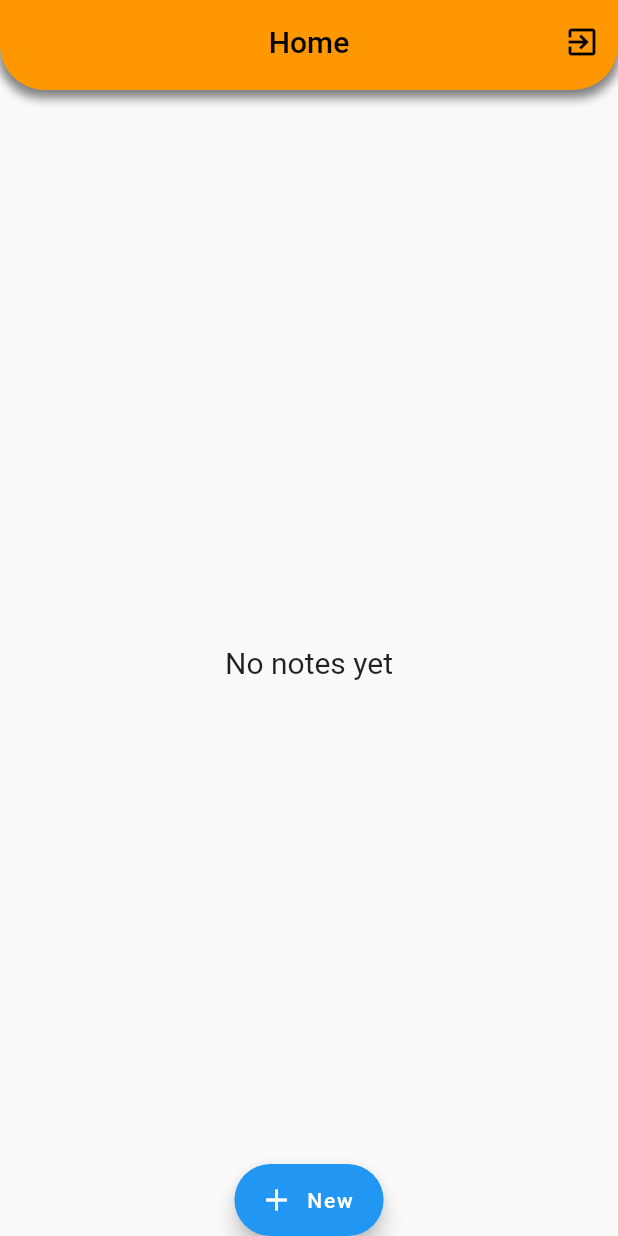
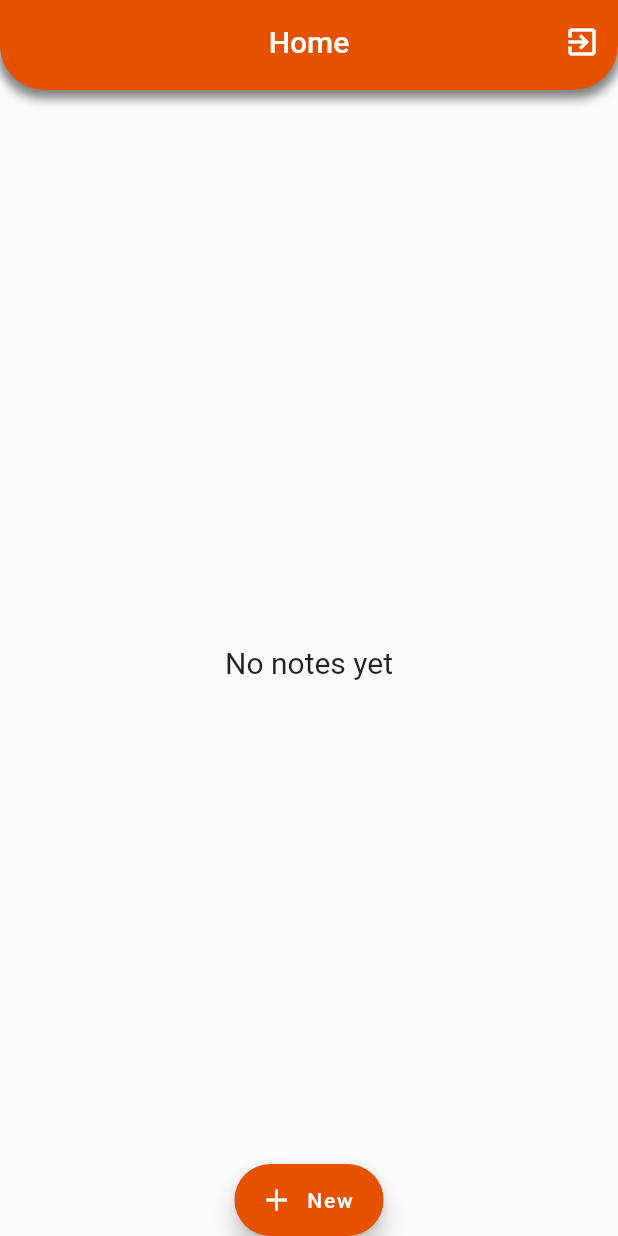
Before and after one commit to MuhammedFaseenCM/TodoApp_with_firebase, a Flutter app: the screen it shows once a user with an empty profile is signed in, on a phone screen of 412 x 824 dp. Run offline on Flutter 3.47's test engine with Material 2 defaults, Android fonts, the phone set to English and light mode, and no system bars; our stand-ins replace cloud_firestore, email_validator, firebase_auth, firebase_core, google_sign_in; accounts and stored records are empty.

```diff
--- a/lib/controller/signup/signup_function.dart
+++ b/lib/controller/signup/signup_function.dart
@@ -21,9 +21,8 @@ Future<void> signUp(
     );
   } on FirebaseAuthException catch (e) {
     Utils.showSnackBar(
+      e.message,
       context,
-
-      e.message,
       color: Colors.red[900],
       textColor: kwhiteColor,
     );
--- a/lib/main.dart
+++ b/lib/main.dart
@@ -1,9 +1,12 @@
 import 'package:firebase_auth/firebase_auth.dart';
 import 'package:firebase_core/firebase_core.dart';
 import 'package:flutter/material.dart';
+import 'package:todo/model/signup/signup_model.dart';
+import 'package:todo/view/core/const_colors.dart';
 import 'package:todo/view/core/string_consts.dart';
+import 'package:todo/view/homepage/main_screen.dart';
 import 'package:todo/view/loginpage/login_screen.dart';
-import 'package:todo/view/signuppage/widget/verify_email.dart';
+import 'package:provider/provider.dart';
 
 void main() async {
   WidgetsFlutterBinding.ensureInitialized();
@@ -16,12 +19,15 @@ class MyApp extends StatelessWidget {
 
   @override
   Widget build(BuildContext context) {
+    return ChangeNotifierProvider(
+        create: (context) => SignupModel(),
+        builder: (context, child) {
           return MaterialApp(
             debugShowCheckedModeBanner: false,
             navigatorKey: navigatorKey,
-      title: 'Flutter Demo',
+            title: 'Todo app',
             theme: ThemeData(
-        primarySwatch: Colors.blue,
+              primaryColor: kOrange900,
             ),
             home: StreamBuilder<User?>(
               stream: FirebaseAuth.instance.authStateChanges(),
@@ -37,7 +43,7 @@ class MyApp extends StatelessWidget {
                     child: Text(wrongText),
                   );
                 } else if (snapshot.hasData) {
-            return const VerifyEmailScreen();
+                  return const MainScreen();
                 } else {
                   return const LoginPage();
                   //AuthPage();
@@ -45,6 +51,7 @@ class MyApp extends StatelessWidget {
               },
             ),
           );
+        });
   }
 }
 
--- a/lib/model/signup/signup_model.dart
+++ b/lib/model/signup/signup_model.dart
@@ -24,4 +24,11 @@ class SignupModel extends ChangeNotifier {
     signupemailController = value;
     notifyListeners();
   }
+
+  bool obscureText = true;
+
+  void toggleObscureText() {
+    obscureText = !obscureText;
+    notifyListeners();
+  }
 }
--- a/lib/view/core/appbar_widget.dart
+++ b/lib/view/core/appbar_widget.dart
@@ -4,41 +4,24 @@ import 'package:todo/view/core/widgets.dart';
 
 class AppBarWidget extends StatelessWidget {
   final String title;
-  final int indexValue;
   final List<Widget>? actions;
-  final bool? isHome;
-  const AppBarWidget(
-      {super.key,
-      required this.title,
-      this.indexValue = 1,
-      this.actions,
-      this.isHome = false});
+  const AppBarWidget({
+    super.key,
+    required this.title,
+    this.actions,
+  });
 
   @override
   Widget build(BuildContext context) {
     return AppBar(
-      iconTheme: const IconThemeData(color: kblackColor),
+      iconTheme: const IconThemeData(color: kwhiteColor),
       backgroundColor: kwhiteColor,
       elevation: 0.0,
       flexibleSpace: const AppBarContainer(),
-      title: isHome == true
-          ? Row(
-              children: [
-                SizedBox(
-                  height: 40.0,
-                  width: 40.0,
-                  child: Image.asset("asset/images/launcher-removebg.png"),
-                ),
-                Text(
-                  title,
-                  style: const TextStyle(color: kblackColor),
-                ),
-              ],
-            )
-          : Text(
-              title,
-              style: const TextStyle(color: kblackColor),
-            ),
+      title: Text(
+        title,
+        style: const TextStyle(color: kwhiteColor),
+      ),
       actions: actions,
       centerTitle: true,
     );
--- a/lib/view/core/widgets.dart
+++ b/lib/view/core/widgets.dart
@@ -40,7 +40,7 @@ class AppBarContainer extends StatelessWidget {
             offset: const Offset(0, 3), // changes the position of the shadow
           ),
         ],
-        color: korangeColor,
+        color: kOrange900,
         borderRadius: const BorderRadius.only(
           bottomLeft: Radius.circular(30.0),
           bottomRight: Radius.circular(30.0),
--- a/lib/view/homepage/main_screen.dart
+++ b/lib/view/homepage/main_screen.dart
@@ -5,6 +5,7 @@ import 'package:google_sign_in/google_sign_in.dart';
 import 'package:todo/model/note_model/note_model.dart';
 import 'package:todo/view/addscreen/screen_add_note.dart';
 import 'package:todo/view/core/appbar_widget.dart';
+import 'package:todo/view/core/const_colors.dart';
 import 'package:todo/view/homepage/widget/note_item.dart';
 
 class MainScreen extends StatelessWidget {
@@ -87,6 +88,7 @@ class MainScreen extends StatelessWidget {
         },
         label: const Text('New'),
         icon: const Icon(Icons.add),
+        backgroundColor: kOrange900,
       ),
     );
   }
--- a/lib/view/homepage/widget/note_item.dart
+++ b/lib/view/homepage/widget/note_item.dart
@@ -3,6 +3,7 @@ import 'package:firebase_auth/firebase_auth.dart';
 import 'package:flutter/material.dart';
 import 'package:todo/model/note_model/note_model.dart';
 import 'package:todo/view/addscreen/screen_add_note.dart';
+import 'package:todo/view/core/const_colors.dart';
 import 'package:todo/view/core/string_consts.dart';
 
 class TodoItem extends StatelessWidget {
@@ -47,8 +48,6 @@ class TodoItem extends StatelessWidget {
                     Checkbox(
                       value: noteModel.iscompleted,
                       onChanged: (value) {
-
-
                         final docUser = FirebaseFirestore.instance
                             .collection(FirebaseAuth.instance.currentUser!.email
                                 .toString())
@@ -56,6 +55,7 @@ class TodoItem extends StatelessWidget {
 
                         docUser.update({'isCompleted': value});
                       },
+                      activeColor: kOrange900,
                     ),
                     IconButton(
                         onPressed: () {
--- a/lib/view/signuppage/widget/verify_email.dart
+++ /dev/null
@@ -1,93 +0,0 @@
-import 'dart:async';
-import 'package:firebase_auth/firebase_auth.dart';
-import 'package:flutter/material.dart';
-import 'package:todo/controller/signup/verify_function.dart';
-import 'package:todo/view/core/appbar_widget.dart';
-import 'package:todo/view/core/const_colors.dart';
-import 'package:todo/view/core/string_consts.dart';
-import 'package:todo/view/core/widgets.dart';
-import 'package:todo/view/homepage/main_screen.dart';
-class VerifyEmailScreen extends StatefulWidget {
-  const VerifyEmailScreen({super.key});
-
-  @override
-  State<VerifyEmailScreen> createState() => _VerifyEmailScreenState();
-}
-
-class _VerifyEmailScreenState extends State<VerifyEmailScreen> {
-  bool isEmailVerified = false;
-  bool canResendEmail = false;
-  Timer? timer;
-
-  @override
-  void initState() {
-    super.initState();
-
-    isEmailVerified = FirebaseAuth.instance.currentUser!.emailVerified;
-    if (!isEmailVerified) {
-      sendVerificationEmail(setState: setState, canResendEmail: canResendEmail);
-      timer = Timer.periodic(const Duration(seconds: 3), (_) {
-        checkEmailVerified(
-            context: context,
-            isEmailVerified: isEmailVerified,
-            setState: setState,
-            timer: timer);
-      });
-    }
-  }
-
-  @override
-  void dispose() {
-    timer?.cancel();
-    super.dispose();
-  }
-
-  @override
-  Widget build(BuildContext context) {
-   return isEmailVerified
-        ? const MainScreen()
-        :
-        Scaffold(
-            appBar: const PreferredSize(
-                preferredSize: Size.fromHeight(60),
-                child: AppBarWidget(title: appName)),
-            body: Center(
-                child: Padding(
-              padding: const EdgeInsets.all(8.0),
-              child: Column(
-                mainAxisAlignment: MainAxisAlignment.center,
-                children: <Widget>[
-                  const Text(
-                    'A verification email has been sent to your email',
-                    style: TextStyle(fontSize: 20.0),
-                    textAlign: TextAlign.center,
-                  ),
-                  kheight20,
-                  ElevatedButton.icon(
-                    onPressed: () {
-                      canResendEmail ?
-                       sendVerificationEmail(setState: setState, canResendEmail: canResendEmail) : null;
-                    },
-                    style: ElevatedButton.styleFrom(
-                        backgroundColor: kOrange900,
-                        minimumSize: const Size.fromHeight(50)),
-                    icon: const Icon(Icons.mail),
-                    label: const Text("Resend Email"),
-                  ),
-                  kheight20,
-                  TextButton(
-                      onPressed: () {
-                        timer?.cancel();
-                     //[   signOutFunc(context: context);]
-                                                            },
-                      style: ElevatedButton.styleFrom(
-                          minimumSize: const Size.fromHeight(50)),
-                      child: const Text(
-                        cancelText,
-                        style: TextStyle(fontSize: 15.0),
-                      ))
-                ],
-              ),
-            )));
-  }
-}
--- a/pubspec.yaml
+++ b/pubspec.yaml
@@ -36,8 +36,9 @@ dependencies:
   firebase_core: ^2.10.0
   flutter:
     sdk: flutter
-  flutter_provider: ^2.1.0
+  flutter_provider: 2.0.0
   google_sign_in: ^6.1.0
+  provider: 6.0.0
 
 dev_dependencies:
   flutter_lints: ^2.0.0
```
Also changed, not shown: lib/controller/signup/verify_function.dart (deleted, +0 -31 lines), lib/view/core/string_consts.dart (+1 -117 lines), lib/view/loginpage/sections/login_section.dart (+5 -5 lines), lib/view/loginpage/widgets/fields.dart/password_field.dart (+18 -11 lines), lib/view/signuppage/signup_screen.dart (+14 -13 lines), pubspec.lock, 1 other file. Lines whose indentation alone changed are shown as unchanged.
